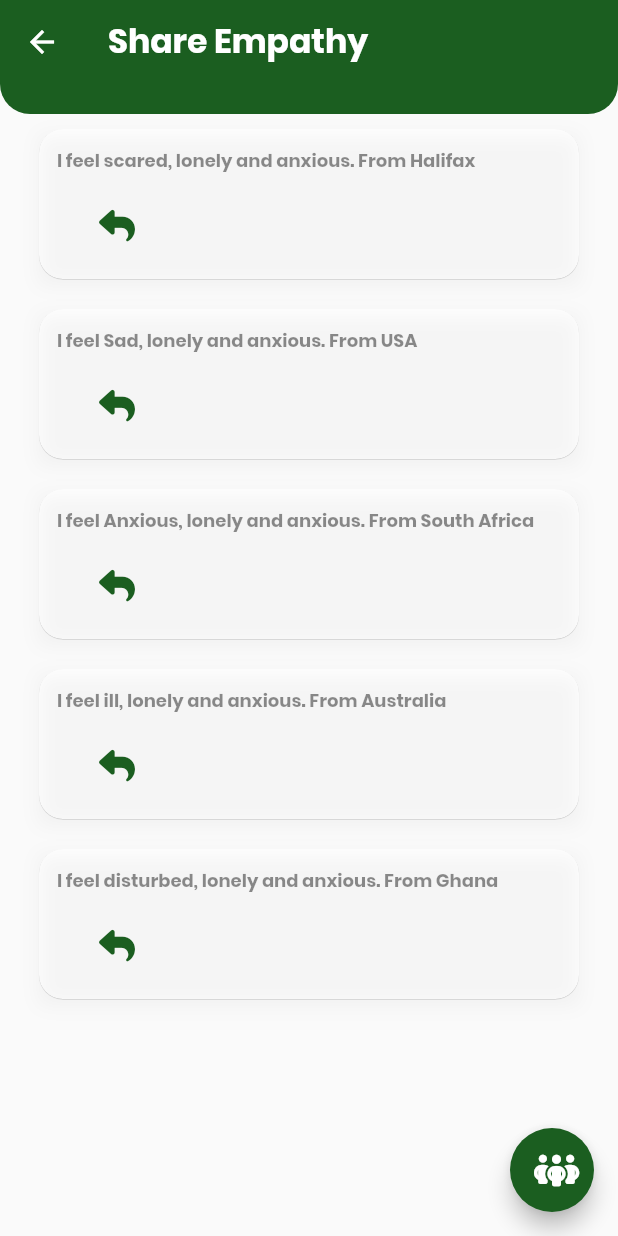
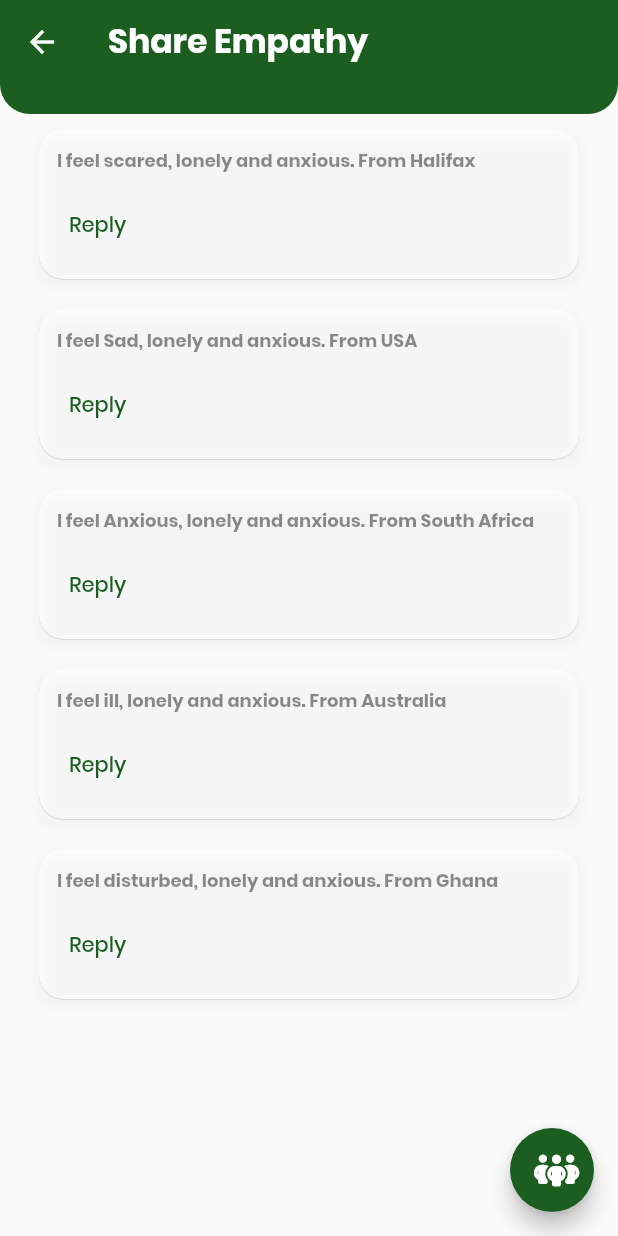
Before and after one commit to CowryCode/SmileApp, a Flutter app: the TribePage screen opened by its route, on a phone screen of 412 x 824 dp. Run offline on Flutter 3.47's test engine with Material 2 defaults, Android fonts, the phone set to English and light mode, and no system bars; our stand-ins replace animated_text_kit, camera, carousel_slider, circular_countdown_timer, curved_navigation_bar, firebase_core and 8 more; missing offline and left inert: dart_sentiment, google_mlkit_commons, google_mlkit_face_detection, syncfusion_flutter_maps, text_to_speech; accounts and stored records are empty; statements that could not run were skipped.

Commit message:
share empathy button updated

```diff
--- a/lib/pages/custompages/tribe_pending_task_widget.dart
+++ b/lib/pages/custompages/tribe_pending_task_widget.dart
@@ -72,8 +72,7 @@ class _TribePendingTaskWidgetState extends State<TribePendingTaskWidget> {
                         child: Row(
                           mainAxisAlignment: MainAxisAlignment.start,
                           children: [
-                            SizedBox(width: 20,),
-                            Icon(FontAwesomeIcons.reply, color: Theme.of(context).colorScheme.secondary,),
+                            Text("Reply", style: TextStyle(color: Theme.of(context).colorScheme.secondary),),
                           ],
                         ),
                     )
```
